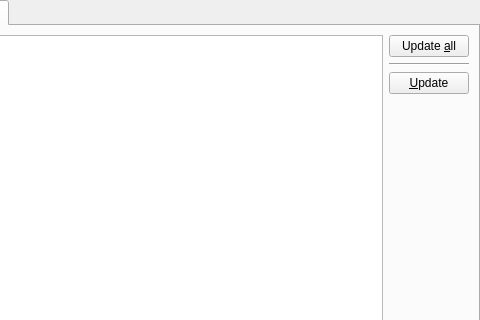
Qt form application/pages/global/ScriptPage.ui (rkotowicz/MultiMC5) before a commit; both pictures show x 160 to 640 and y 0 to 320 of the 640 by 480 pixel window.
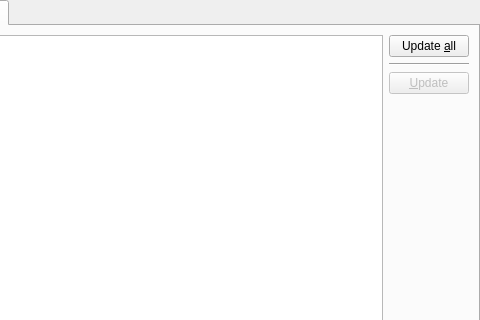
The same form after that commit.

Patch:
```diff
--- a/application/pages/global/ScriptPage.ui
+++ b/application/pages/global/ScriptPage.ui
@@ -117,6 +117,9 @@
        </item>
        <item row="2" column="1">
         <widget class="QPushButton" name="updateProviderBtn">
+         <property name="enabled">
+          <bool>false</bool>
+         </property>
          <property name="text">
           <string>&amp;Update</string>
          </property>
```
